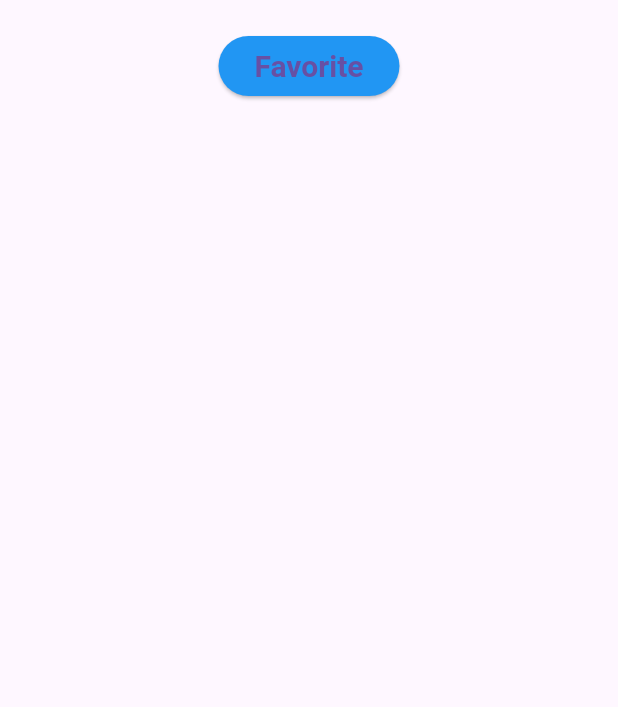
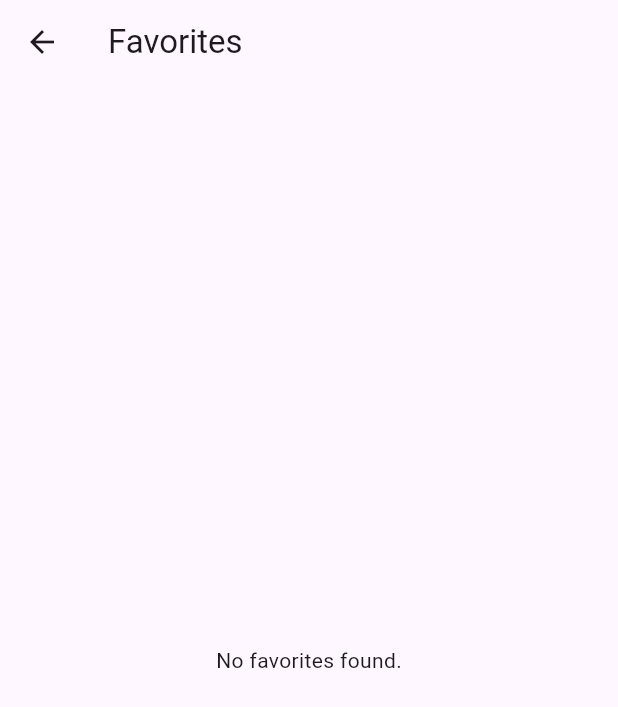
Before and after one commit to TheCodister/movie-app, a Flutter app: the Favorite screen opened directly, on a phone screen of 412 x 824 dp. Shown: the top 707 px of the screen. Run offline on Flutter 3.47's test engine with Material 3 defaults, Android fonts, the phone set to English and light mode, and no system bars; our stand-ins replace flutter_hooks, shared_preferences; missing offline and left inert: fquery; accounts and stored records are empty.

```diff
--- a/lib/pages/favorite/favorite.dart
+++ b/lib/pages/favorite/favorite.dart
@@ -1,39 +1,64 @@
 import 'package:flutter/material.dart';
+import 'package:sawaco_flutter/components/moviecard.dart';
+import 'package:shared_preferences/shared_preferences.dart';
 
 class Favorite extends StatelessWidget {
-  // ignore: use_key_in_widget_constructors
-  const Favorite({Key? key});
+  const Favorite({super.key});
+
+  // Function to load the favorite movies from local storage
+  Future<List<Map<String, String>>> _loadFavorites() async {
+    try {
+      SharedPreferences prefs = await SharedPreferences.getInstance();
+      List<String> favoriteMovies = prefs.getStringList('favorites') ?? [];
+
+      List<Map<String, String>> movies = [];
+      for (var movie in favoriteMovies) {
+        var movieData = movie.split('|');
+        if (movieData.length == 3) {
+          movies.add({
+            'title': movieData[0],
+            'year': movieData[1],
+            'posterUrl': movieData[2],
+          });
+        }
+      }
+      return movies;
+    } catch (e) {
+      throw Exception('Error loading favorites: $e');
+    }
+  }
 
   @override
   Widget build(BuildContext context) {
-    return Container(
-      margin: const EdgeInsets.all(0.0),
-      child: Container(
-        width: double.infinity,
-        margin: const EdgeInsets.all(0.0),
-        child: Column(
-          children: <Widget>[
-            const SizedBox(
-              height: 20.0,
-            ),
-            ElevatedButton(
-              onPressed: () {
-                // ignore: avoid_print
-                print('Favorite');
-              },
-              style: ElevatedButton.styleFrom(
-                backgroundColor: Colors.blue,
-                textStyle: const TextStyle(
-                  color: Colors.white,
-                  fontSize: 20.0,
-                  fontWeight: FontWeight.bold,
-                ),
-              ),
-              child: const Text('Favorite'),
-            ),
-          ],
-        ),
+    return Scaffold(
+      appBar: AppBar(title: const Text("Favorites")),
+      body: FutureBuilder<List<Map<String, String>>>(
+        future: _loadFavorites(),
+        builder: (context, snapshot) {
+          if (snapshot.connectionState == ConnectionState.waiting) {
+            return const Center(child: CircularProgressIndicator());
+          } else if (snapshot.hasError) {
+            return Center(child: Text('Error: ${snapshot.error}'));
+          } else if (!snapshot.hasData || snapshot.data!.isEmpty) {
+            return const Center(child: Text('No favorites found.'));
+          }
+
+          var favoriteMovies = snapshot.data!;
+
+          return ListView.builder(
+            itemCount: favoriteMovies.length,
+            itemBuilder: (context, index) {
+              var movie = favoriteMovies[index];
+              return Moviecard(
+                title: movie['title']!,
+                year: movie['year']!,
+                posterUrl: movie['posterUrl']!,
+              );
+            },
+          );
+        },
       ),
     );
   }
 }
+//
--- a/pubspec.yaml
+++ b/pubspec.yaml
@@ -36,6 +36,7 @@ dependencies:
   cupertino_icons: ^1.0.8
   fquery: ^1.4.0-beta.1
   flutter_hooks: ^0.20.5
+  shared_preferences: ^2.3.2
 
 dev_dependencies:
   flutter_test:
```
Also changed, not shown: lib/components/moviecard.dart (+36 -10 lines), lib/pages/search/search.dart (+91 -17 lines), pubspec.lock, 1 other file.
